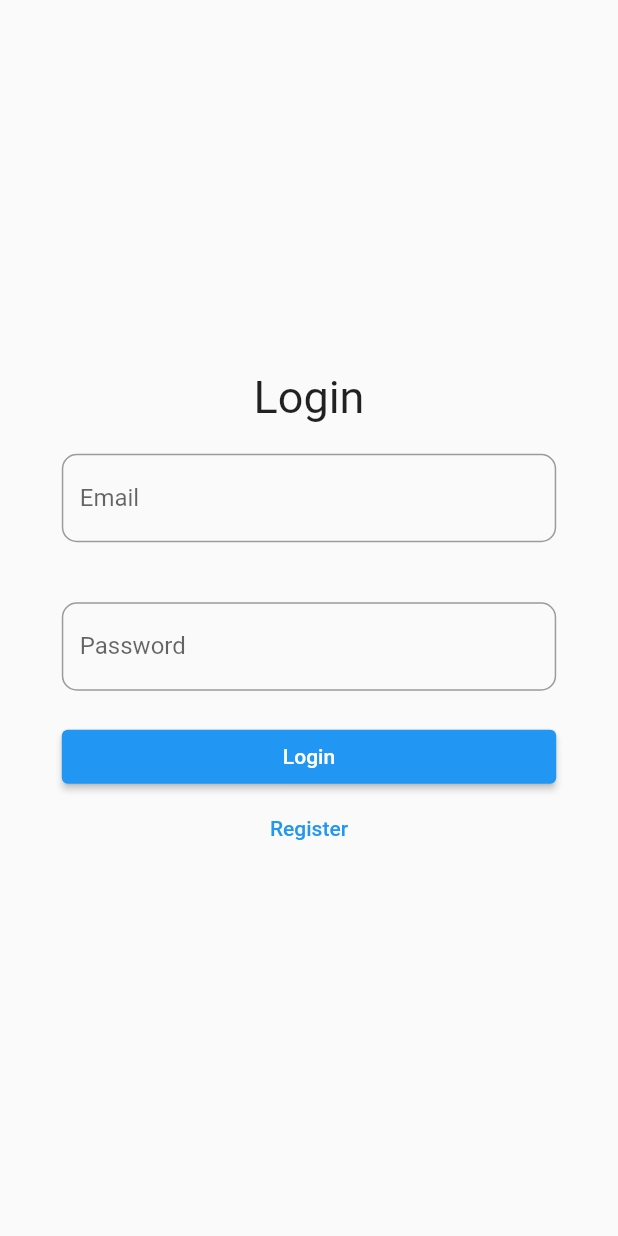
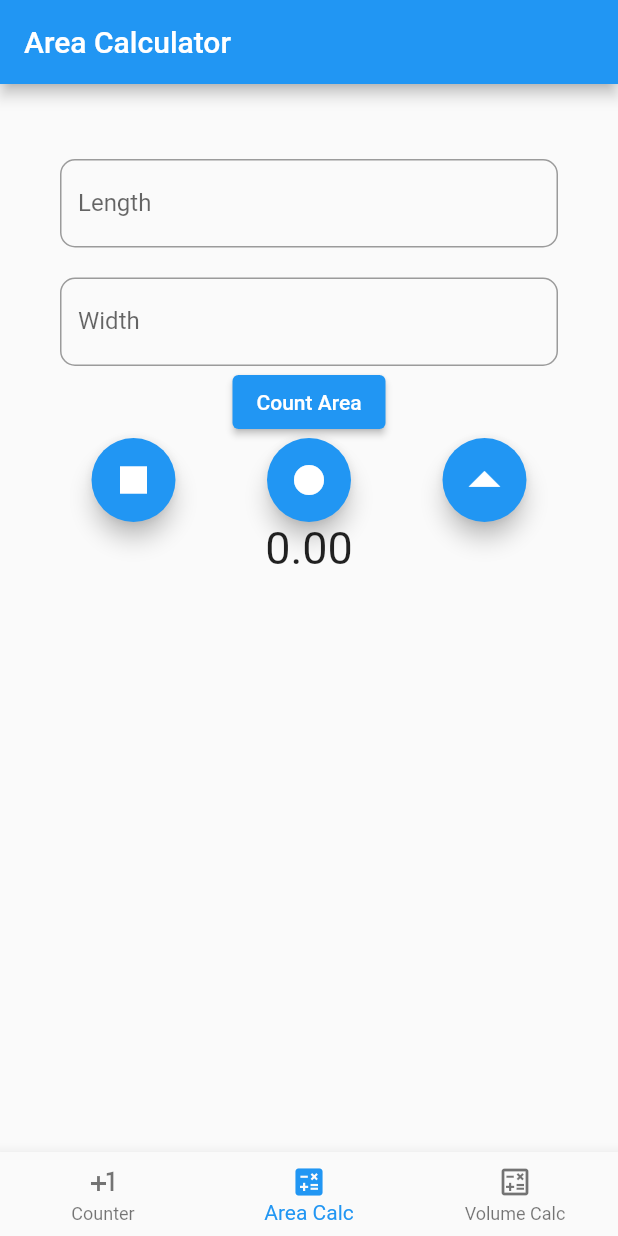
Before and after one commit to youhane/lnt_final_project, a Flutter app: the screen it shows after launch, on a phone screen of 412 x 824 dp. Run offline on Flutter 3.47's test engine with Material 2 defaults, Android fonts, the phone set to English and light mode, and no system bars; our stand-ins replace cloud_firestore, firebase_auth, firebase_core; accounts and stored records are empty.

Commit message:
area calculator done

```diff
--- a/lnt_final_project/lib/main.dart
+++ b/lnt_final_project/lib/main.dart
@@ -1,6 +1,9 @@
 import 'package:firebase_core/firebase_core.dart';
 import 'package:flutter/material.dart';
+import 'package:lnt_final_project/pages/area_calc.dart';
+import 'package:lnt_final_project/pages/counter.dart';
 import 'package:lnt_final_project/pages/login.dart';
+import 'package:lnt_final_project/pages/register.dart';
 
 void main () async {
   WidgetsFlutterBinding.ensureInitialized();
@@ -15,7 +18,7 @@ class MyApp extends StatelessWidget {
   Widget build(BuildContext context) {
     return const MaterialApp(
       title: 'Flutter Demo',
-      home: Login(),
+      home: AreaCalc(),
     );
   }
 }
--- /dev/null
+++ b/lnt_final_project/lib/pages/area_calc.dart
@@ -0,0 +1,138 @@
+import 'package:flutter/material.dart';
+
+class AreaCalc extends StatefulWidget {
+  const AreaCalc({ Key? key }) : super(key: key);
+
+  @override
+  State<AreaCalc> createState() => _AreaCalcState();
+}
+
+class _AreaCalcState extends State<AreaCalc> {
+  final TextEditingController _lengthController = TextEditingController();
+  final TextEditingController _widthController = TextEditingController();
+  final TextEditingController _radiusController = TextEditingController();
+
+  final double _pi = 3.14;
+  bool isCircle = false;
+  bool isTriangle = false;
+  bool isSquare = true;
+
+  double _result = 0;
+
+  void _calculateArea() {
+    setState(() {
+      if (isCircle) {
+        _result = _pi * double.parse(_radiusController.text) * double.parse(_radiusController.text);
+      } else if (isSquare){
+        _result = double.parse(_lengthController.text) * double.parse(_widthController.text);
+      } else if(isTriangle) {
+        _result = (double.parse(_lengthController.text) * double.parse(_widthController.text)) / 2;
+      }
+    });
+  }
+
+  void _changeShape(String shape) {
+    setState(() {
+      if (shape == "Circle") {
+        isCircle = true;
+        isTriangle = false;
+        isSquare = false;
+      } else if (shape == "Triangle") {
+        isCircle = false;
+        isTriangle = true;
+        isSquare = false;
+      } else if (shape == "Square") {
+        isCircle = false;
+        isTriangle = false;
+        isSquare = true;
+      }
+    });
+  }
+
+  @override
+  Widget build(BuildContext context) {
+    return Scaffold(
+      appBar: AppBar(
+        title: const Text("Area Calculator"),
+      ),
+      body: SingleChildScrollView(
+        child: Column(
+          mainAxisAlignment: MainAxisAlignment.center,
+          children: [
+            Visibility(
+              visible: isCircle,
+              child: Container(
+                padding: const EdgeInsets.only(left: 40, right: 40, top: 50),
+                child: TextFormField(
+                  controller: _radiusController,
+                  decoration: InputDecoration(
+                    labelText: 'Radius',
+                    border: OutlineInputBorder(
+                      borderRadius: BorderRadius.circular(10.0),
+                    ),
+                  ),
+                )
+              ),
+            ),
+            Visibility(
+              visible: !isCircle,
+              child: Container(
+                padding: const EdgeInsets.only(left: 40, right: 40, top: 50),
+                child: TextFormField(
+                  controller: _lengthController,
+                  decoration: InputDecoration(
+                    labelText: isTriangle ? 'Base' : 'Length',
+                    border: OutlineInputBorder(
+                      borderRadius: BorderRadius.circular(10.0),
+                    ),
+                  ),
+                )
+              ),
+            ),
+            Visibility(
+              visible: !isCircle,
+              child: Container(
+                padding: const EdgeInsets.only(left: 40, right: 40, top: 20),
+                child: TextFormField(
+                  controller: _widthController,
+                  decoration: InputDecoration(
+                    labelText: isTriangle ? 'Height' : 'Width',
+                    border: OutlineInputBorder(
+                      borderRadius: BorderRadius.circular(10.0),
+                    ),
+                  ),
+                )
+              ),
+            ),
+            ElevatedButton(
+              onPressed: () {_calculateArea();},
+              child: const Text('Count Area')
+            ),
+            Row(
+              mainAxisAlignment: MainAxisAlignment.spaceEvenly,
+              children: [
+                FloatingActionButton(onPressed: () {_changeShape("Square");}, child: const Icon(Icons.square)),
+                FloatingActionButton(onPressed: () {_changeShape("Circle");}, child: const Icon(Icons.circle)),
+                FloatingActionButton(onPressed: () {_changeShape("Triangle");}, child: const Icon(Icons.arrow_drop_up, size: 50.0,)),
+              ],
+            ),
+            Text(
+              _result.toStringAsFixed(2).toString(),
+              style: const TextStyle(
+                fontSize: 30.0,
+              ),
+            ),
+          ],
+        ),
+      ),
+      bottomNavigationBar: BottomNavigationBar(
+        items: const [
+          BottomNavigationBarItem(icon: Icon(Icons.plus_one), label: "Counter"),
+          BottomNavigationBarItem(icon: Icon(Icons.calculate), label: "Area Calc"),
+          BottomNavigationBarItem(icon: Icon(Icons.calculate_outlined), label: "Volume Calc"),
+        ],
+        currentIndex: 1,
+      ),
+    );
+  }
+}
--- /dev/null
+++ b/lnt_final_project/lib/pages/counter.dart
@@ -0,0 +1,77 @@
+import 'package:flutter/material.dart';
+
+class Counter extends StatefulWidget {
+  const Counter({ Key? key }) : super(key: key);
+
+  @override
+  State<Counter> createState() => _CounterState();
+}
+
+class _CounterState extends State<Counter> {
+  int _counter = 0;
+
+  void _incrementCounter(){
+    setState(() {
+      _counter++;
+    });
+  }
+
+  void _decrementCounter(){
+    setState(() {
+      _counter--;
+    });
+  }
+
+  @override
+  Widget build(BuildContext context) {
+    return Scaffold(
+      appBar: AppBar(
+        title: const Text("Counter"),
+      ),
+      body: SizedBox(
+        width: MediaQuery.of(context).size.width,
+        height: MediaQuery.of(context).size.height,
+        child: SingleChildScrollView(
+          child: Column(
+            mainAxisAlignment: MainAxisAlignment.center,
+            children: [
+               Row(
+                mainAxisAlignment: MainAxisAlignment.center,
+                crossAxisAlignment: CrossAxisAlignment.center,
+                children: [
+                  ElevatedButton(
+                    onPressed: () {_incrementCounter();},
+                    child: const Icon(Icons.add),
+                  ),
+                  Container(
+                    width: MediaQuery.of(context).size.width / 3,
+                    height: MediaQuery.of(context).size.height / 1.2,
+                    alignment: Alignment.center,
+                    child: Text(
+                      _counter.toString(),
+                      style: const TextStyle(
+                        fontSize: 25,
+                      ),
+                    )
+                  ),
+                  ElevatedButton(
+                    onPressed: () {_decrementCounter();},
+                    child: const Icon(Icons.remove),
+                  ),
+                ],
+              ),
+            ],
+          ),
+        ),
+      ),
+      bottomNavigationBar: BottomNavigationBar(
+        items: const [
+          BottomNavigationBarItem(icon: Icon(Icons.plus_one), label: "Counter"),
+          BottomNavigationBarItem(icon: Icon(Icons.calculate), label: "Area Calc"),
+          BottomNavigationBarItem(icon: Icon(Icons.calculate_outlined), label: "Volume Calc"),
+        ],
+        currentIndex: 0,
+      ),
+    );
+  }
+}
--- a/lnt_final_project/lib/pages/register.dart
+++ b/lnt_final_project/lib/pages/register.dart
@@ -1,5 +1,4 @@
 import 'package:flutter/material.dart';
-import 'package:lnt_final_project/pages/home.dart';
 import 'package:lnt_final_project/pages/login.dart';
 import 'package:lnt_final_project/utils/flutterfire.dart';
 
@@ -21,6 +20,9 @@ class _RegisterState extends State<Register> {
   @override
   Widget build(BuildContext context) {
     return Scaffold(
+      appBar: AppBar(
+        title: const Text("Register"),
+      ),
       body: SizedBox(
         width: MediaQuery.of(context).size.width,
         height: MediaQuery.of(context).size.height,
@@ -29,7 +31,7 @@ class _RegisterState extends State<Register> {
             mainAxisAlignment: MainAxisAlignment.center,
             children: [
                Container(
-                 padding: const EdgeInsets.only(top: 45),
+                 padding: const EdgeInsets.only(top: 30),
                  child: const Text(
                   "Register",
                   style: TextStyle(
```
Also changed, not shown: lnt_final_project/lib/pages/home.dart (deleted, +0 -17 lines), lnt_final_project/lib/pages/login.dart (+12 -4 lines), lnt_final_project/lib/utils/flutterfire.dart (+38 -0 lines).
